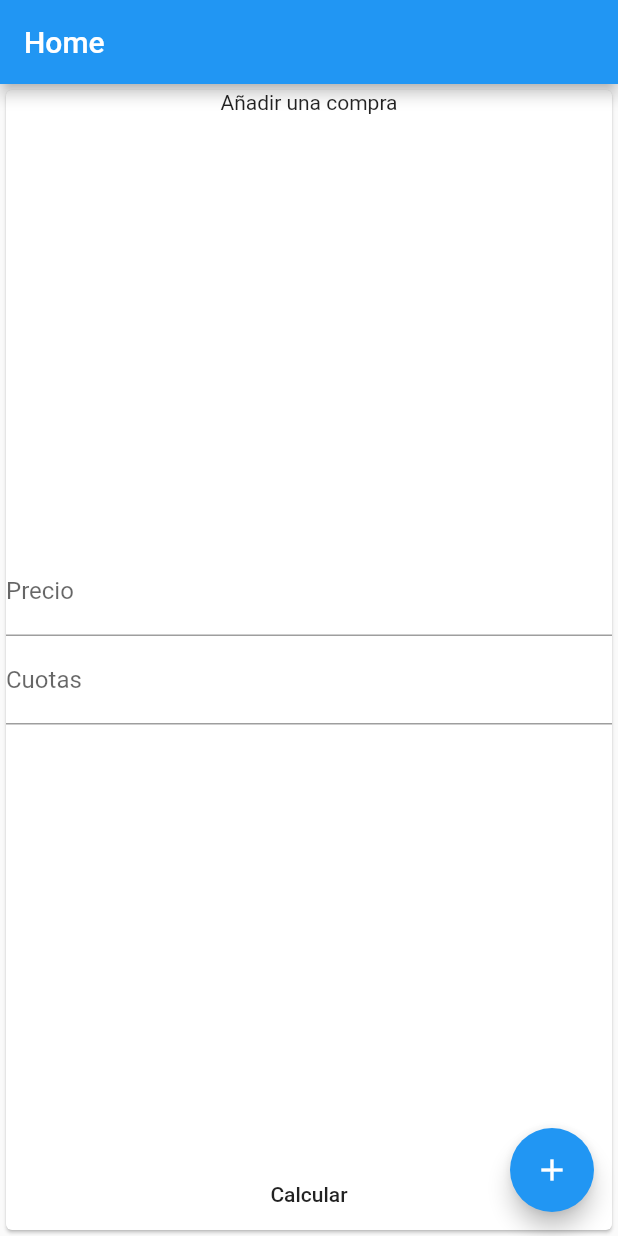
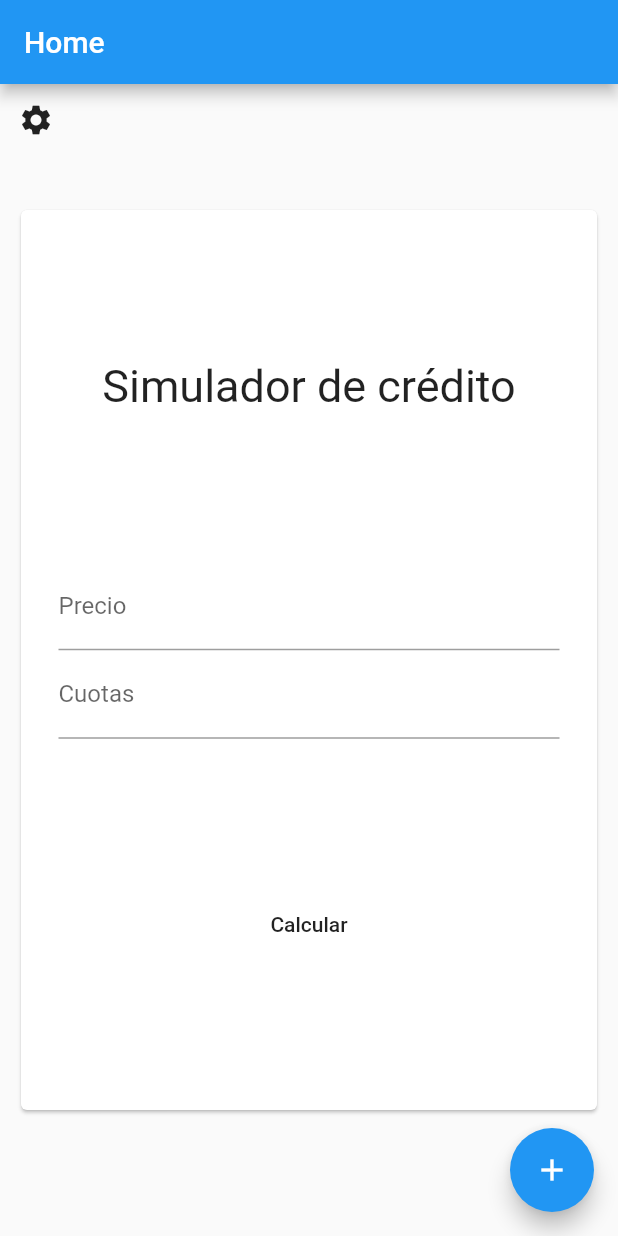
Before and after one commit to Saraujoc92/angelhack2019, a Flutter app: the Home screen opened directly, after a tap on the "add" icon, on a phone screen of 412 x 824 dp. Run offline on Flutter 3.47's test engine with Material 2 defaults, Android fonts, the phone set to English and light mode, and no system bars; drawn by our look-alikes of flutter_form_builder; our stand-ins replace cloud_firestore, firebase_auth, firebase_messaging; accounts and stored records are empty.

Commit message:
fix onback when card is displayed

```diff
--- a/financial_advisor/lib/screens/home/home.dart
+++ b/financial_advisor/lib/screens/home/home.dart
@@ -25,23 +25,43 @@ class _HomeState extends State<Home> {
     super.initState();
   }
 
+  Future<bool> _onWillPop() async {
+    debugPrint('onWillPop: $addingExpense');
+    if (addingExpense) {
+      setState(() {
+        addingExpense = false;
+        body.removeLast();
+      });
+      return false;
+    }
+    return true;
+  }
+
   goToSettings() {
     Navigator.push(context, MaterialPageRoute(builder: (context) => Profile()));
   }
 
   addExpense() {
     debugPrint('adding expense');
-    Widget expenseCard = Card(
-      child: Center(child: AddExpense()),
+    Widget expenseCard = Padding(
+      padding: EdgeInsets.fromLTRB(10, 80, 10, 80),
+      child: Card(
+        child: Container(
+          child: AddExpense(),
+        ),
+      ),
     );
     setState(() {
+      addingExpense = true;
       body.add(expenseCard);
     });
   }
 
   @override
   Widget build(BuildContext context) {
-    return Scaffold(
+    return new WillPopScope(
+      onWillPop: _onWillPop,
+      child: Scaffold(
         appBar: AppBar(
           title: Text('Home'),
         ),
@@ -53,6 +73,7 @@ class _HomeState extends State<Home> {
           tooltip: 'Increment',
           child: Icon(Icons.add),
         ),
+      ),
     );
   }
 }
--- a/financial_advisor/lib/widgets/add_expense.dart
+++ b/financial_advisor/lib/widgets/add_expense.dart
@@ -7,20 +7,28 @@ class AddExpense extends StatefulWidget {
 }
 
 class _AddExpenseState extends State<AddExpense> {
-
   final GlobalKey<FormBuilderState> _fbKey = GlobalKey<FormBuilderState>();
 
   @override
   Widget build(BuildContext context) {
-    return FormBuilder(
+    return Padding(
+      padding: EdgeInsets.only(left: 25, right: 25),
+      child: FormBuilder(
         key: _fbKey,
         child: Column(children: <Widget>[
+          Spacer(),
           Center(
-          child: Text('Añadir una compra'),
+            child: Text(
+              'Simulador de crédito',
+              style: TextStyle(
+                fontSize: 30,
+              ),
+            ),
           ),
           Spacer(),
           FormBuilderTextField(
             attribute: "cost",
+            keyboardType: TextInputType.number,
             decoration: InputDecoration(labelText: "Precio"),
             validators: [
               FormBuilderValidators.numeric(),
@@ -28,6 +36,7 @@ class _AddExpenseState extends State<AddExpense> {
           ),
           FormBuilderTextField(
             attribute: "split",
+            keyboardType: TextInputType.number,
             decoration: InputDecoration(labelText: "Cuotas"),
             validators: [
               FormBuilderValidators.numeric(),
@@ -44,7 +53,9 @@ class _AddExpenseState extends State<AddExpense> {
               }
             },
           ),
+          Spacer(),
         ]),
+      ),
     );
   }
 }
```
Lines whose indentation alone changed are shown as unchanged.
